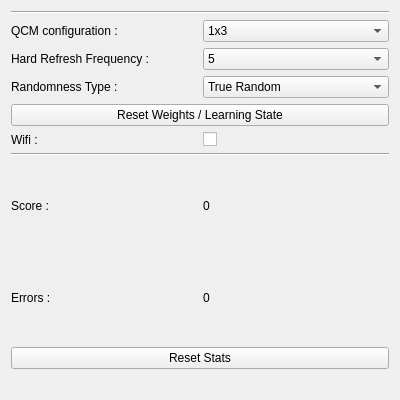
This is appsettings.ui in Aryetis/Obenkyobo as Qt 5 draws it before an edit. The edited form follows.
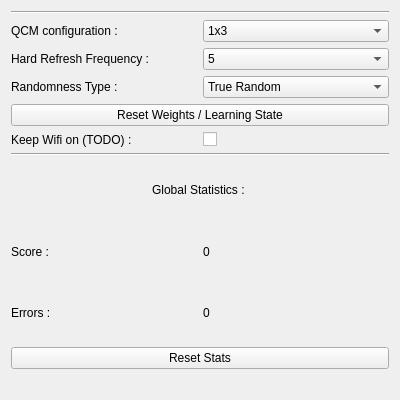
This is the edited form.

Diff of the .ui file:
```diff
--- a/appsettings.ui
+++ b/appsettings.ui
@@ -164,7 +164,7 @@
            <item>
             <widget class="QLabel" name="WifiLabel">
              <property name="text">
-              <string>Wifi : </string>
+              <string>Keep Wifi on (TODO) : </string>
              </property>
             </widget>
            </item>
@@ -192,6 +192,26 @@
            </property>
           </widget>
          </item>
+         <item>
+          <layout class="QHBoxLayout" name="GlobalStatsLabelLayout">
+           <property name="spacing">
+            <number>0</number>
+           </property>
+           <property name="topMargin">
+            <number>0</number>
+           </property>
+           <item>
+            <widget class="QLabel" name="GlobalStatsLabel">
+             <property name="text">
+              <string>Global Statistics : </string>
+             </property>
+             <property name="alignment">
+              <set>Qt::AlignCenter</set>
+             </property>
+            </widget>
+           </item>
+          </layout>
+         </item>
          <item>
           <layout class="QHBoxLayout" name="ScoreLayout">
            <item>
```
